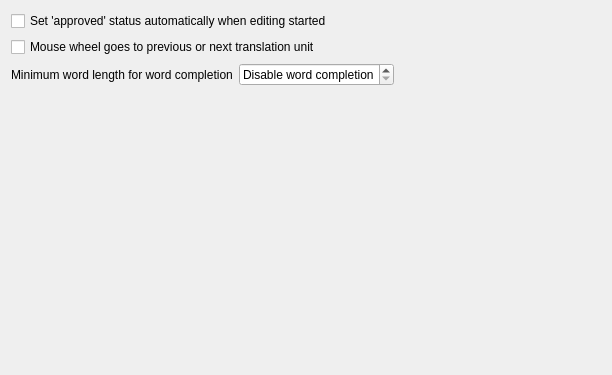
Above: src/prefs/prefs_editor.ui from KDE/lokalize before the change. Below: the same form after it.
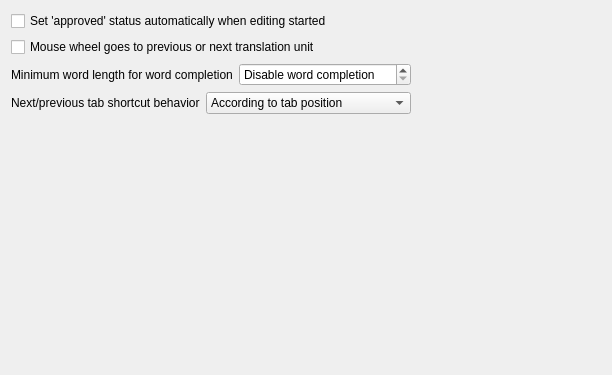
That is the form after the change.

Commit message: Simplify the behavior of tab switch navigation

Patch:
```diff
--- a/src/prefs/prefs_editor.ui
+++ b/src/prefs/prefs_editor.ui
@@ -17,7 +17,7 @@
    <property name="spacing">
     <number>6</number>
    </property>
-   <item row="3" column="0" colspan="2">
+   <item row="4" column="0" colspan="2">
     <spacer>
      <property name="orientation">
       <enum>Qt::Vertical</enum>
@@ -80,6 +80,40 @@
      </item>
     </layout>
    </item>
+   <item row="3" column="0">
+    <layout class="QHBoxLayout">
+     <item>
+      <widget class="QLabel" name="l2">
+       <property name="toolTip">
+        <string>Defines the behavior of the next/previous tab shortcuts </string>
+       </property>
+       <property name="text">
+        <string>Next/previous tab shortcut behavior</string>
+       </property>
+      </widget>
+     </item>
+     <item>
+      <widget class="QComboBox" name="kcfg_TabSwitch" >
+       <item>
+        <property name="text" >
+         <string>According to tab position</string>
+        </property>
+        <property name="data">
+         <number>0</number>
+        </property>
+       </item>
+       <item>
+        <property name="text" >
+         <string>According to tab activation order</string>
+        </property>
+        <property name="data">
+         <number>2</number>
+        </property>
+       </item>
+      </widget>
+     </item>
+    </layout>
+   </item>
   </layout>
  </widget>
  <resources/>
```
The commit also changes 7 other files.
